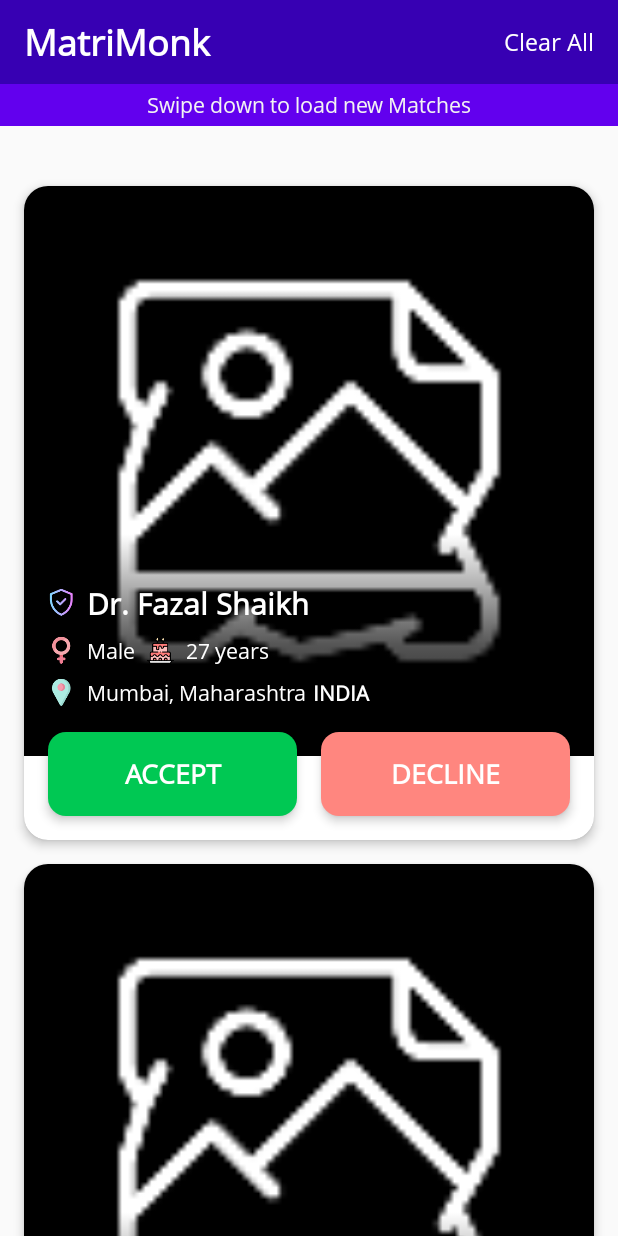
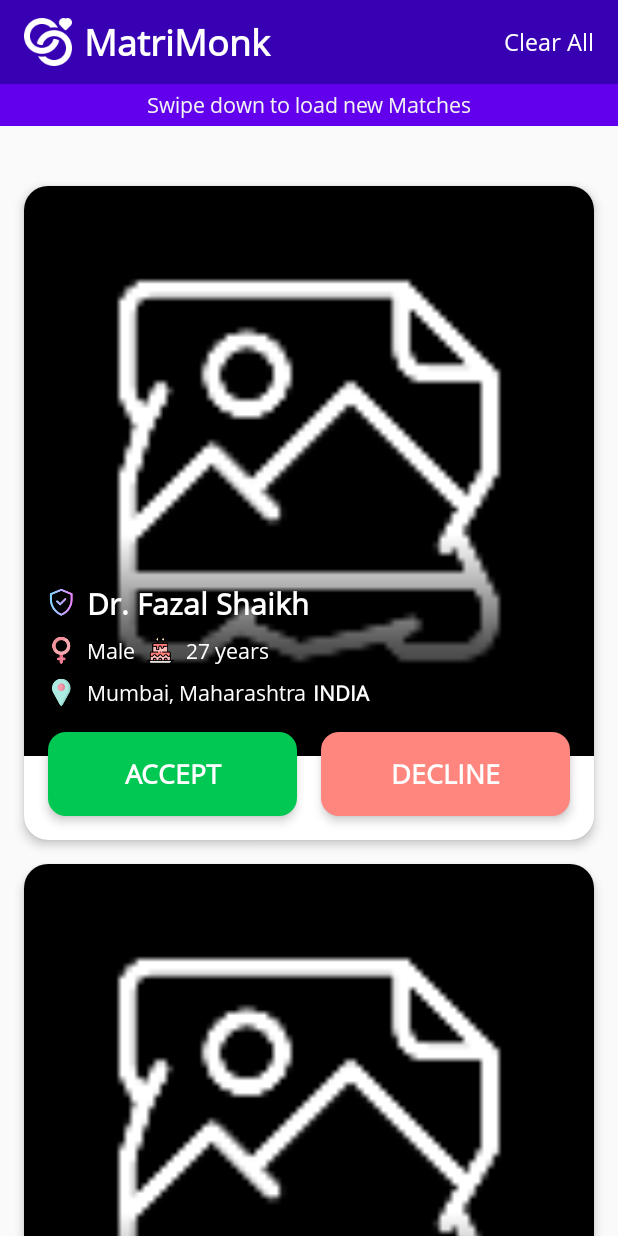
Before and after one commit to fazal88/MatriMonk, an Android app: the layout fragment_list.xml on its own in the app's theme, with its tools: preview values and no code run, on a phone screen of 412 x 824 dp. Run offline under Robolectric (Android 15) with nearby library versions, the phone set to English and light mode, and no system bars.

```diff
--- a/app/src/main/res/layout/fragment_list.xml
+++ b/app/src/main/res/layout/fragment_list.xml
@@ -23,6 +23,8 @@
             android:ellipsize="marquee"
             android:fadingEdge="horizontal"
             android:gravity="center_vertical"
+            android:drawablePadding="8dp"
+            android:drawableStart="@drawable/ic_wedding_rings"
             android:paddingStart="16dp"
             android:paddingEnd="16dp"
             android:singleLine="true"
```
Also changed, not shown: app/src/main/res/drawable-hdpi/ic_wedding_rings.png (added), app/src/main/res/drawable-mdpi/ic_wedding_rings.png (added), app/src/main/res/drawable-xhdpi/ic_wedding_rings.png (added), app/src/main/res/drawable-xxhdpi/ic_wedding_rings.png (added), app/src/main/res/drawable-xxxhdpi/ic_wedding_rings.png (added), 1 other file.
